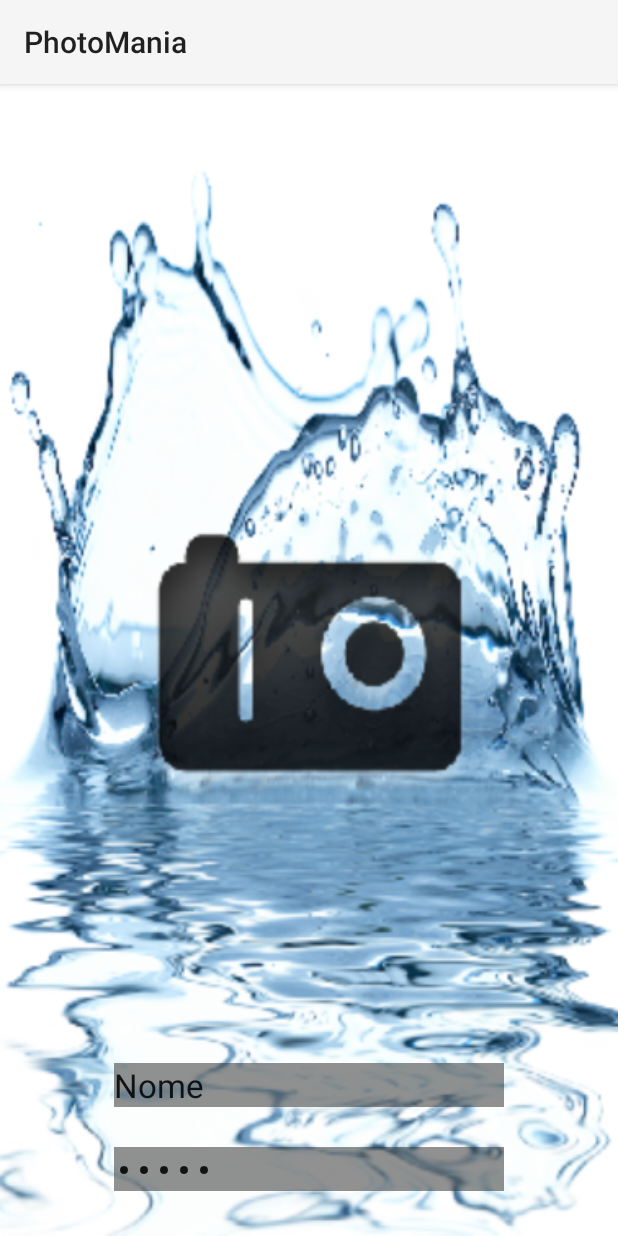
After one commit to WillianFrigotto/PhotoMania, an Android app: the layout tela_login.xml on its own in the app's theme, with its tools: preview values and no code run, on a phone screen of 412 x 824 dp. The commit adds this screen. Run offline under Robolectric (Android 15) with nearby library versions, the phone set to English and light mode, and no system bars.

Commit message:
Criação de tela de login
Criação de tela de login

```diff
--- /dev/null
+++ b/app/src/main/res/layout/tela_login.xml
@@ -0,0 +1,36 @@
+<?xml version="1.0" encoding="utf-8"?>
+<RelativeLayout xmlns:android="http://schemas.android.com/apk/res/android"
+    android:layout_width="match_parent" android:layout_height="match_parent"
+    android:background="@drawable/fundo">
+
+
+    <EditText
+        android:layout_width="wrap_content"
+        android:layout_height="wrap_content"
+        android:inputType="textPersonName"
+        android:text="@string/txtNome"
+        android:ems="10"
+        android:id="@+id/txtNome"
+        android:layout_marginBottom="86dp"
+        style="@android:style/Theme.Black"
+        android:background="#842b2b2b"
+        android:layout_alignParentBottom="true"
+        android:layout_centerHorizontal="true"
+        android:textAppearance="@android:style/TextAppearance.Large" />
+
+    <EditText
+        android:layout_width="wrap_content"
+        android:layout_height="wrap_content"
+        android:inputType="textPassword"
+        android:ems="10"
+        android:id="@+id/txtSenha"
+        android:layout_alignParentBottom="true"
+        android:layout_centerHorizontal="true"
+        android:layout_marginBottom="30dp"
+        android:layout_alignParentStart="false"
+        android:layout_alignEnd="@id/txtNome"
+        android:layout_alignStart="@id/txtNome"
+        android:text="@string/txtSenha"
+        android:background="#842b2b2b"
+        android:textAppearance="@android:style/TextAppearance.Large" />
+</RelativeLayout>
--- a/app/src/main/res/menu/menu_main.xml
+++ b/app/src/main/res/menu/menu_main.xml
@@ -1,5 +1,7 @@
 <menu xmlns:android="http://schemas.android.com/apk/res/android"
     xmlns:tools="http://schemas.android.com/tools" tools:context=".MainActivity">
-    <item android:id="@+id/action_settings" android:title="@string/action_settings"
-        android:orderInCategory="100" android:showAsAction="never" />
+    <item android:id="@+id/action_menu" android:title="@string/action_menu"
+        android:orderInCategory="100" android:showAsAction="always" />
+    <item android:id="@+id/action_timeline" android:title="@string/action_timeline"
+        android:orderInCategory="100" android:showAsAction="always" android:icon="@drawable/logotimeline-Novo"/>
 </menu>
--- a/app/src/main/res/values/strings.xml
+++ b/app/src/main/res/values/strings.xml
@@ -2,7 +2,12 @@
     <string name="app_name">PhotoMania</string>
 
     <string name="hello_world">Hello world!</string>
-    <string name="action_settings">Settings</string>
+    <string name="action_menu">Menu</string>
+    <string name="action_timeline">Time-Line</string>
     <string name="btn_cadastrar">CADASTRAR</string>
     <string name="btn_logar">LOGAR</string>
+    <string name="lblNome">Nome</string>
+    <string name="lblSenha">Senha</string>
+    <string name="txtNome">Nome</string>
+    <string name="txtSenha">Senha</string>
 </resources>
```
Also changed, not shown: app/src/main/res/drawable/comentario.png (added), app/src/main/res/drawable/dicaseditores.png (added), app/src/main/res/drawable/dicasefeitos.png (added), app/src/main/res/drawable/dicasmolduras.png (added), app/src/main/res/drawable/emocticon_feliz.png (added), app/src/main/res/drawable/emocticon_indiferentejpg.png (added), app/src/main/res/drawable/emocticon_triste.png (added), app/src/main/res/drawable/fundo.png (added), app/src/main/res/drawable/logo_camera.png (added), app/src/main/res/drawable/logotimeline-Novo.png (added), app/src/main/res/drawable/top10.png (added), app/src/main/res/mipmap-hdpi/logocamera.png (added), 1 other file.
